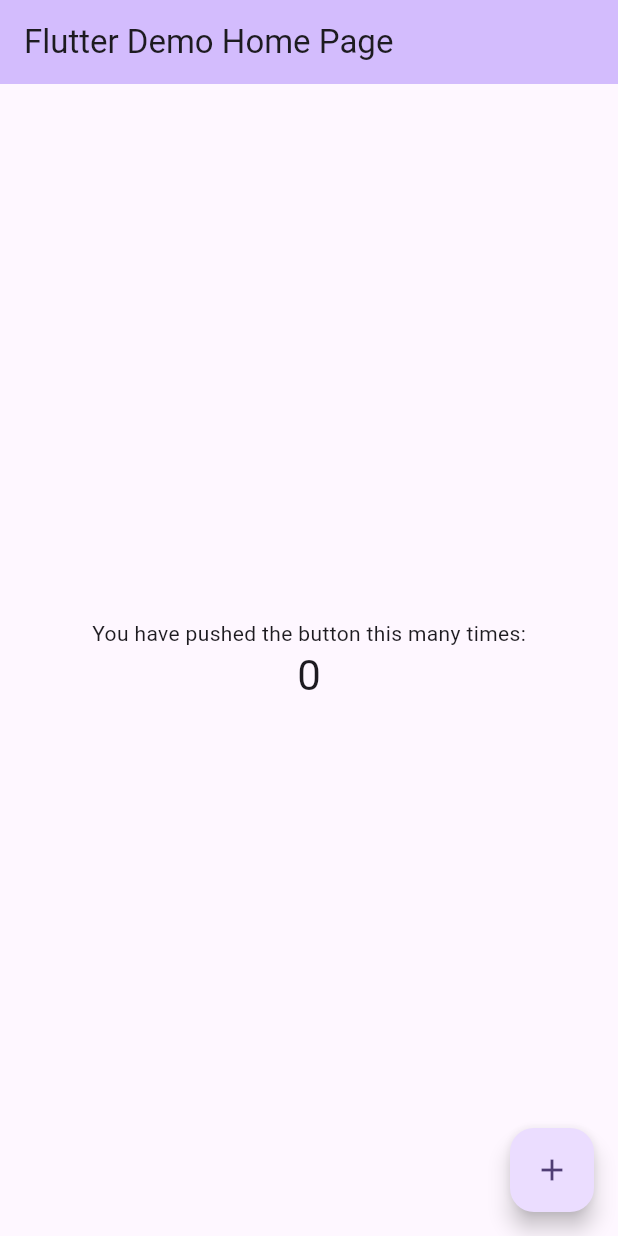
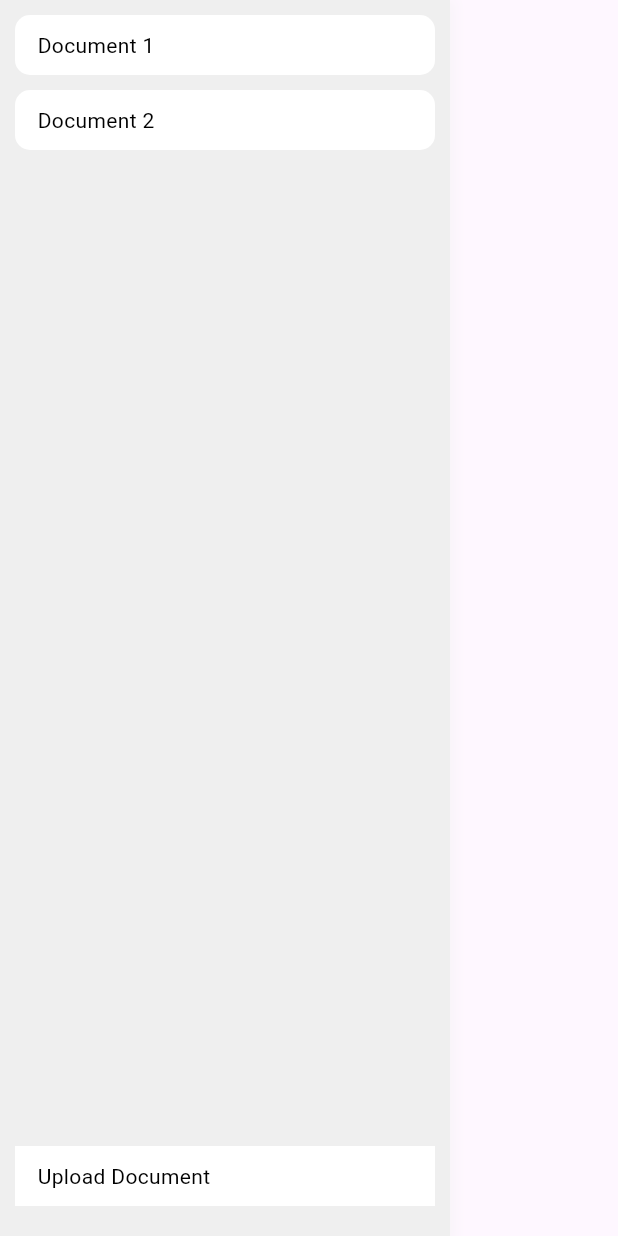
Before and after one commit to AdityaPunetha/Major-1, a Flutter app: the screen it shows after launch, on a phone screen of 412 x 824 dp. Run offline on Flutter 3.47's test engine with Material 2 defaults, Android fonts, the phone set to English and light mode, and no system bars.

Commit message:
added UI for sidebar

```diff
--- /dev/null
+++ b/frontend/lib/features/chat/presentation/pages/conversation_page.dart
@@ -0,0 +1,78 @@
+import 'package:flutter/material.dart';
+// import 'package:frontend/features/chat/presentation/widgets/left_nav_button_widget.dart';
+import 'package:frontend/global/common/common.dart';
+
+class ConversationPage extends StatefulWidget {
+  const ConversationPage({super.key});
+
+  @override
+  State<ConversationPage> createState() => _ConversationPageState();
+}
+
+class _ConversationPageState extends State<ConversationPage> {
+  @override
+  Widget build(BuildContext context) {
+    return Scaffold(
+      body: Column(children: [
+        Expanded(
+          child: Row(children: [
+            Container(
+              padding: EdgeInsets.symmetric(horizontal: 10, vertical: 10),
+              width: 300,
+              decoration: BoxDecoration(
+                  boxShadow: glowBoxShadow,
+                  color: Color.fromARGB(255, 239, 239, 239)),
+              child: Column(children: [
+                Container(
+                  width: double.infinity,
+                  decoration: BoxDecoration(
+                      color: Color.fromARGB(255, 255, 255, 255),
+                      borderRadius: BorderRadius.circular(10)),
+                  padding: EdgeInsets.symmetric(horizontal: 15, vertical: 10),
+                  child: Text(
+                    "Document 1",
+                    style: TextStyle(color: Colors.black),
+                  ),
+                ),
+                SizedBox(
+                  height: 10,
+                ),
+                Container(
+                  width: double.infinity,
+                  decoration: BoxDecoration(
+                      color: Color.fromARGB(255, 255, 255, 255),
+                      borderRadius: BorderRadius.circular(10)),
+                  padding: EdgeInsets.symmetric(horizontal: 15, vertical: 10),
+                  child: Text(
+                    "Document 2",
+                    style: TextStyle(color: Colors.black),
+                  ),
+                ),
+                Spacer(),
+                SizedBox(
+                  height: 10,
+                ),
+                Container(
+                  width: double.infinity,
+                  decoration:
+                      BoxDecoration(color: Color.fromARGB(255, 255, 255, 255)),
+                  padding: EdgeInsets.symmetric(horizontal: 15, vertical: 10),
+                  child: Text(
+                    "Upload Document",
+                    style: TextStyle(color: Colors.black),
+                  ),
+                ),
+                // LeftNavButtonWidget(
+                //   textData: "Upload Document",
+                // ),
+                SizedBox(
+                  height: 10,
+                ),
+              ]),
+            ),
+          ]),
+        )
+      ]),
+    );
+  }
+}
--- /dev/null
+++ b/frontend/lib/features/chat/presentation/widgets/left_nav_button_widget.dart
@@ -0,0 +1,16 @@
+import 'package:flutter/material.dart';
+
+class LeftNavButtonWidget extends StatelessWidget {
+  final String textData;
+  const LeftNavButtonWidget({super.key, required this.textData});
+
+  @override
+  Widget build(BuildContext context) {
+    return Container(
+      width: double.infinity,
+      padding: EdgeInsets.symmetric(horizontal: 15, vertical: 10),
+      child: Row(
+          children: [Text("$textData", style: TextStyle(color: Colors.black))]),
+    );
+  }
+}
--- /dev/null
+++ b/frontend/lib/global/common/common.dart
@@ -0,0 +1,13 @@
+import 'package:flutter/material.dart';
+
+final glowBoxShadow = [
+  BoxShadow(
+    color: const Color.fromARGB(255, 239, 239, 239).withOpacity(0.4),
+    blurRadius: 6.0,
+    spreadRadius: 3.0,
+    offset: const Offset(
+      0.0,
+      3.0,
+    ),
+  ),
+];
--- a/frontend/lib/main.dart
+++ b/frontend/lib/main.dart
@@ -1,4 +1,5 @@
 import 'package:flutter/material.dart';
+import 'package:frontend/features/chat/presentation/pages/conversation_page.dart';
 
 void main() {
   runApp(const MyApp());
@@ -6,120 +7,67 @@ void main() {
 
 class MyApp extends StatelessWidget {
   const MyApp({super.key});
-
-  // This widget is the root of your application.
   @override
   Widget build(BuildContext context) {
     return MaterialApp(
       title: 'Flutter Demo',
       theme: ThemeData(
-        // This is the theme of your application.
-        //
-        // TRY THIS: Try running your application with "flutter run". You'll see
-        // the application has a blue toolbar. Then, without quitting the app,
-        // try changing the seedColor in the colorScheme below to Colors.green
-        // and then invoke "hot reload" (save your changes or press the "hot
-        // reload" button in a Flutter-supported IDE, or press "r" if you used
-        // the command line to start the app).
-        //
-        // Notice that the counter didn't reset back to zero; the application
-        // state is not lost during the reload. To reset the state, use hot
-        // restart instead.
-        //
-        // This works for code too, not just values: Most code changes can be
-        // tested with just a hot reload.
         colorScheme: ColorScheme.fromSeed(seedColor: Colors.deepPurple),
         useMaterial3: true,
       ),
-      home: const MyHomePage(title: 'Flutter Demo Home Page'),
+      initialRoute: '/',
+      routes: {
+        '/': (context) {
+          return ConversationPage();
+        },
+      },
     );
   }
 }
 
-class MyHomePage extends StatefulWidget {
-  const MyHomePage({super.key, required this.title});
+// class MyHomePage extends StatefulWidget {
+//   const MyHomePage({super.key, required this.title});
 
-  // This widget is the home page of your application. It is stateful, meaning
-  // that it has a State object (defined below) that contains fields that affect
-  // how it looks.
+//   final String title;
 
-  // This class is the configuration for the state. It holds the values (in this
-  // case the title) provided by the parent (in this case the App widget) and
-  // used by the build method of the State. Fields in a Widget subclass are
-  // always marked "final".
+//   @override
+//   State<MyHomePage> createState() => _MyHomePageState();
+// }
 
-  final String title;
+// class _MyHomePageState extends State<MyHomePage> {
+//   int _counter = 0;
 
-  @override
-  State<MyHomePage> createState() => _MyHomePageState();
-}
+//   void _incrementCounter() {
+//     setState(() {
+//       _counter++;
+//     });
+//   }
 
-class _MyHomePageState extends State<MyHomePage> {
-  int _counter = 0;
-
-  void _incrementCounter() {
-    setState(() {
-      // This call to setState tells the Flutter framework that something has
-      // changed in this State, which causes it to rerun the build method below
-      // so that the display can reflect the updated values. If we changed
-      // _counter without calling setState(), then the build method would not be
-      // called again, and so nothing would appear to happen.
-      _counter++;
-    });
-  }
-
-  @override
-  Widget build(BuildContext context) {
-    // This method is rerun every time setState is called, for instance as done
-    // by the _incrementCounter method above.
-    //
-    // The Flutter framework has been optimized to make rerunning build methods
-    // fast, so that you can just rebuild anything that needs updating rather
-    // than having to individually change instances of widgets.
-    return Scaffold(
-      appBar: AppBar(
-        // TRY THIS: Try changing the color here to a specific color (to
-        // Colors.amber, perhaps?) and trigger a hot reload to see the AppBar
-        // change color while the other colors stay the same.
-        backgroundColor: Theme.of(context).colorScheme.inversePrimary,
-        // Here we take the value from the MyHomePage object that was created by
-        // the App.build method, and use it to set our appbar title.
-        title: Text(widget.title),
-      ),
-      body: Center(
-        // Center is a layout widget. It takes a single child and positions it
-        // in the middle of the parent.
-        child: Column(
-          // Column is also a layout widget. It takes a list of children and
-          // arranges them vertically. By default, it sizes itself to fit its
-          // children horizontally, and tries to be as tall as its parent.
-          //
-          // Column has various properties to control how it sizes itself and
-          // how it positions its children. Here we use mainAxisAlignment to
-          // center the children vertically; the main axis here is the vertical
-          // axis because Columns are vertical (the cross axis would be
-          // horizontal).
-          //
-          // TRY THIS: Invoke "debug painting" (choose the "Toggle Debug Paint"
-          // action in the IDE, or press "p" in the console), to see the
-          // wireframe for each widget.
-          mainAxisAlignment: MainAxisAlignment.center,
-          children: <Widget>[
-            const Text(
-              'You have pushed the button this many times:',
-            ),
-            Text(
-              '$_counter',
-              style: Theme.of(context).textTheme.headlineMedium,
-            ),
-          ],
-        ),
-      ),
-      floatingActionButton: FloatingActionButton(
-        onPressed: _incrementCounter,
-        tooltip: 'Increment',
-        child: const Icon(Icons.add),
-      ), // This trailing comma makes auto-formatting nicer for build methods.
-    );
-  }
-}
+  // @override
+  // Widget build(BuildContext context) {
+  //   return Scaffold(
+  //     appBar: AppBar(
+  //       backgroundColor: Theme.of(context).colorScheme.inversePrimary,
+  //       title: Text(widget.title),
+  //     ),
+  //     body: Center(
+  //       child: Column(
+  //         mainAxisAlignment: MainAxisAlignment.center,
+  //         children: <Widget>[
+  //           const Text(
+  //             'You have pushed the button this many times:',
+  //           ),
+  //           Text(
+  //             '$_counter',
+  //             style: Theme.of(context).textTheme.headlineMedium,
+  //           ),
+  //         ],
+  //       ),
+  //     ),
+  //     floatingActionButton: FloatingActionButton(
+  //       onPressed: _incrementCounter,
+  //       tooltip: 'Increment',
+  //       child: const Icon(Icons.add),
+  //   );
+//   }
+// }
```
